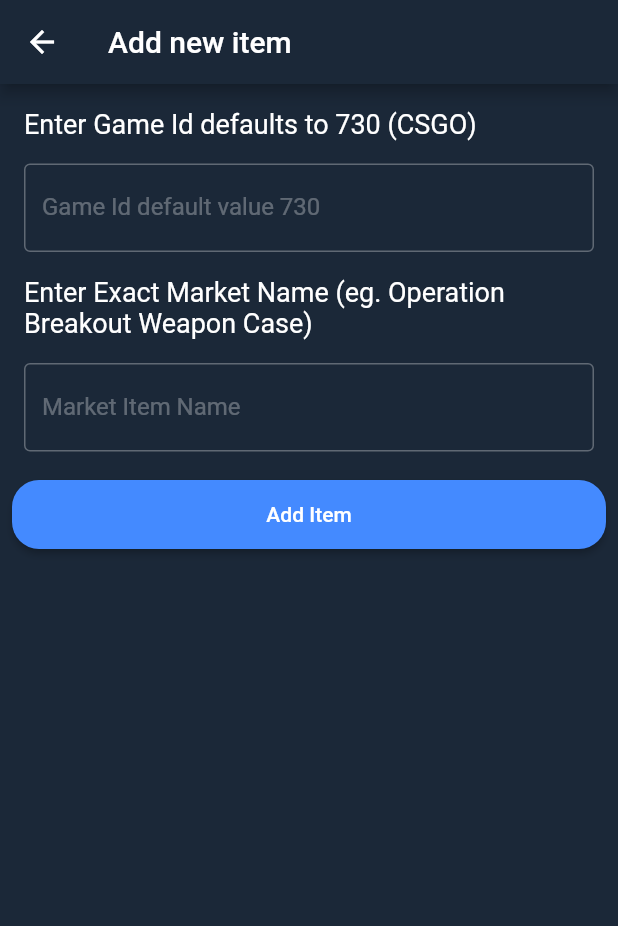
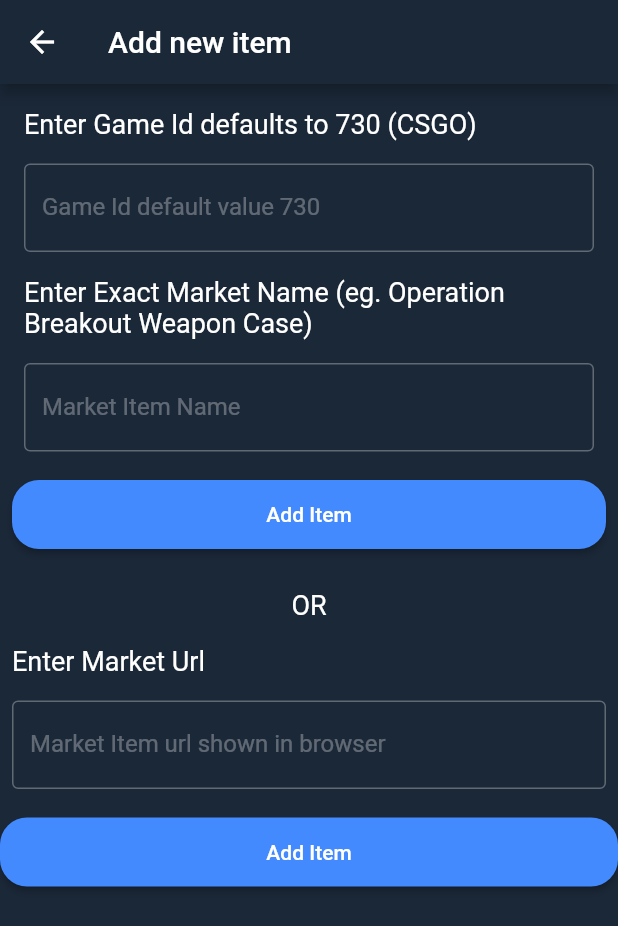
Before and after one commit to alandsilva26/steam-market-tracker, a Flutter app: the AddItem screen opened by its route, on a phone screen of 412 x 824 dp. Shown: the top 926 px of the screen. Run offline on Flutter 3.47's test engine with Material 2 defaults, Android fonts, the phone set to English and light mode, and no system bars; our stand-ins replace shared_preferences; accounts and stored records are empty.

```diff
--- a/lib/main.dart
+++ b/lib/main.dart
@@ -6,6 +6,7 @@ import 'package:shared_preferences/shared_preferences.dart';
 import 'package:steam_market_tracker/models/steam_item.dart';
 import 'package:steam_market_tracker/providers/item_manager.dart';
 import 'package:steam_market_tracker/views/add_item.dart';
+import 'package:url_launcher/url_launcher.dart';
 
 void main() async {
   WidgetsFlutterBinding.ensureInitialized();
@@ -68,6 +69,14 @@ class _MyHomePageState extends State<MyHomePage> {
 
   Future<void> rebuild() async {
     setState(() {});
+  }
+
+  _launchURL(String url) async {
+    if (await canLaunch(url)) {
+      await launch(url);
+    } else {
+      throw 'Could not launch $url';
+    }
   }
 
   @override
@@ -217,7 +226,9 @@ class _MyHomePageState extends State<MyHomePage> {
                                                   ),
                                             ),
                                             Text(
-                                              "${steamItem.volume}",
+                                              steamItem.volume != null
+                                                  ? "${steamItem.volume}"
+                                                  : "Could not find volume",
                                               style: Theme.of(context)
                                                   .textTheme
                                                   .bodyText1,
@@ -227,6 +238,12 @@ class _MyHomePageState extends State<MyHomePage> {
                                       ),
                                     ],
                                   ),
+                                  onTap: () {
+                                    //  https://steamcommunity.com/market/listings/
+                                    String url =
+                                        "https://steamcommunity.com/market/listings/${steamItem.gameId.toString()}/${steamItem.name}";
+                                    _launchURL(url);
+                                  },
                                 ),
                                 // child: Column(
                                 //   crossAxisAlignment:
@@ -252,7 +269,8 @@ class _MyHomePageState extends State<MyHomePage> {
                                 // ),
                               );
                             }
-                            return Text("HELLO");
+                            return Text(
+                                "There was an error displaying details.");
                           },
                         ),
                       )
--- a/lib/models/steam_item.dart
+++ b/lib/models/steam_item.dart
@@ -1,17 +1,25 @@
 class SteamItem {
   String id;
   String name;
+  String gameId;
   String lowestPrice;
   String volume;
   String medianPrice;
 
-  SteamItem(
-      {this.id, this.name, this.lowestPrice, this.volume, this.medianPrice});
+  SteamItem({
+    this.id,
+    this.name,
+    this.gameId,
+    this.lowestPrice,
+    this.volume,
+    this.medianPrice,
+  });
 
   factory SteamItem.fromJson(Map<String, dynamic> json) {
     return SteamItem(
       id: json["id"],
       name: json["name"],
+      gameId: json["gameId"],
       lowestPrice: json["lowest_price"],
       volume: json["volume"],
       medianPrice: json["median_price"],
--- a/lib/views/add_item.dart
+++ b/lib/views/add_item.dart
@@ -17,7 +17,7 @@ class AddItem extends StatelessWidget {
           crossAxisAlignment: CrossAxisAlignment.stretch,
           children: <Widget>[
             AddItemForm(),
-            // AddByUrlForm(),
+            AddByUrlForm(),
           ],
         ),
       ),
--- a/pubspec.yaml
+++ b/pubspec.yaml
@@ -14,6 +14,7 @@ dependencies:
   http: ^0.12.2
   provider: ^4.3.2+2
   shared_preferences: ^0.5.12+2
+  url_launcher: ^5.7.8
 
 dev_dependencies:
   flutter_test:
```
Also changed, not shown: lib/providers/item_manager.dart (+13 -10 lines), lib/widgets/add-by-url-form.dart (+9 -6 lines), 2 other files.
